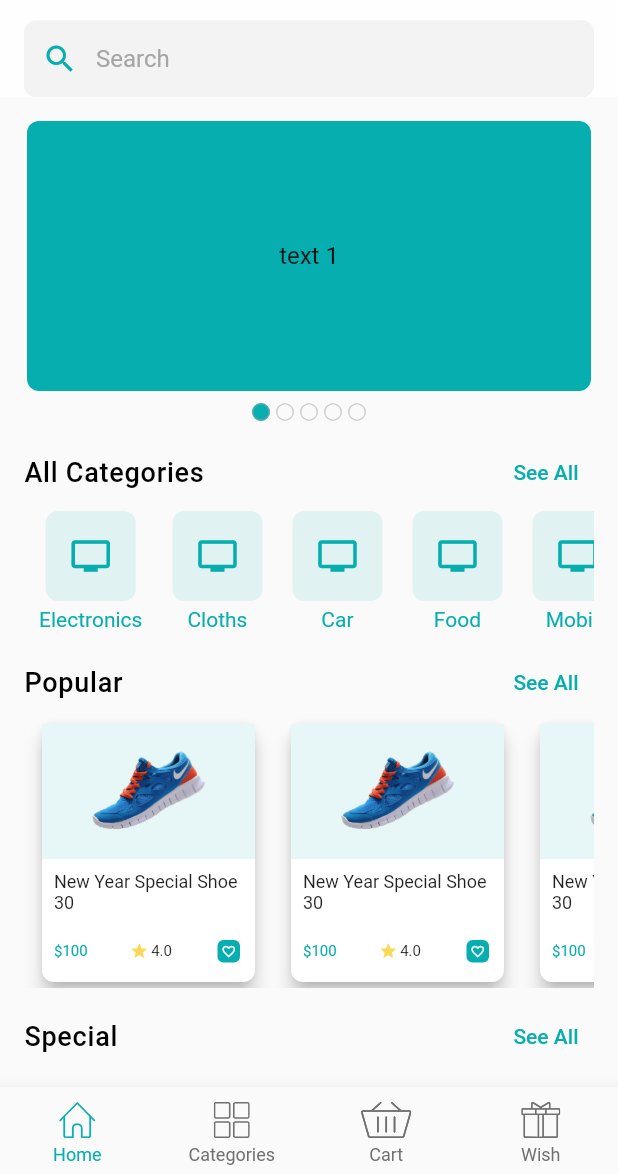
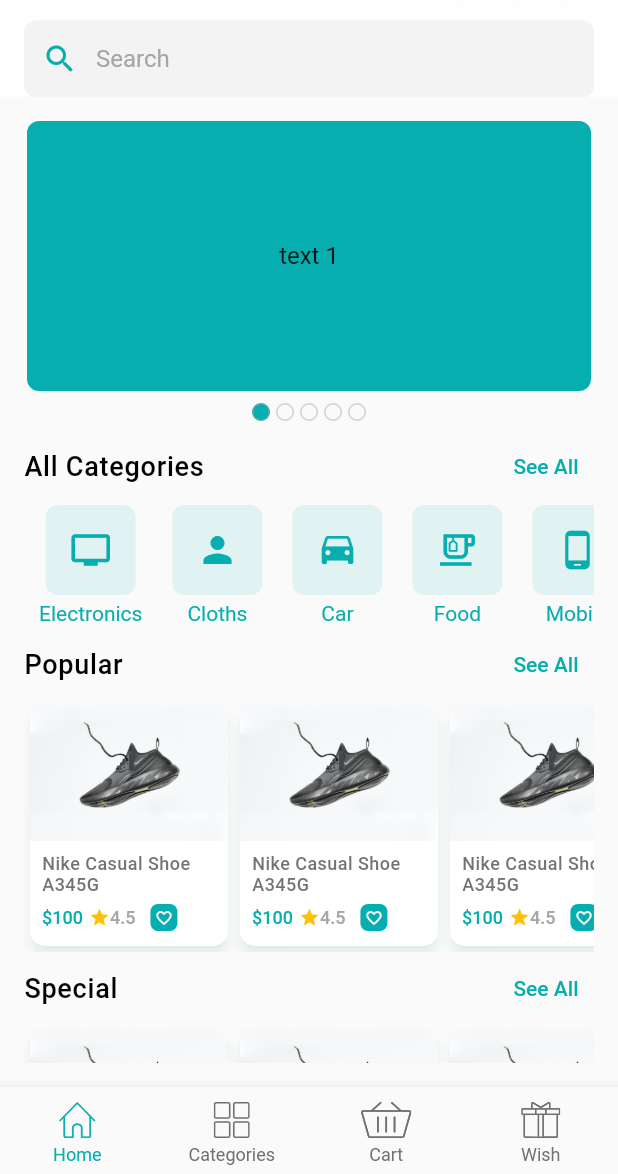
Before and after one commit to altalha201/final_ecommerce_app, a Flutter app: the screen it shows after launch, on a phone screen of 412 x 824 dp, the part 62-1236 px from its top. Run offline on Flutter 3.47's test engine with Material 2 defaults, Android fonts, the phone set to English and light mode, and no system bars; drawn by our look-alikes of carousel_slider; our stand-ins replace flutter_svg, get, pin_code_fields.

Commit message:
Design Update, state_management for bottom_nav_bar

```diff
--- a/lib/main.dart
+++ b/lib/main.dart
@@ -3,6 +3,7 @@ import 'package:flutter/services.dart';
 import 'package:get/get.dart';
 
 import 'ui/screens/splash_screen.dart';
+import 'ui/state_manager/bottom_navigation_bar_controller.dart';
 import 'ui/utils/application_colors.dart';
 
 void main() {
@@ -27,6 +28,8 @@ class CraftyBay extends StatelessWidget {
               fontWeight: FontWeight.w500,
               letterSpacing: 0.5,
             ),
+            titleSpacing: -8.0,
+            iconTheme: IconThemeData(color: appbarTextColor),
             systemOverlayStyle:
                 SystemUiOverlayStyle(statusBarColor: colorPrimary),
           ),
@@ -56,6 +59,14 @@ class CraftyBay extends StatelessWidget {
                   borderSide:
                       const BorderSide(color: colorPrimary, width: 2)))),
       home: const SplashScreen(),
+      initialBinding: GetXBindings(),
     );
   }
 }
+
+class GetXBindings extends Bindings {
+  @override
+  void dependencies() {
+    Get.put(BottomNavigationBarController());
+  }
+}
--- a/lib/ui/screens/bottom_nav_bar_screen.dart
+++ b/lib/ui/screens/bottom_nav_bar_screen.dart
@@ -1,44 +1,42 @@
 import 'package:flutter/material.dart';
 import 'package:flutter_svg/flutter_svg.dart';
+import 'package:get/get.dart';
 
+import '../state_manager/bottom_navigation_bar_controller.dart';
 import '../utils/application_colors.dart';
 import 'bottom_nav_bar_tabs/cart_tab.dart';
 import 'bottom_nav_bar_tabs/category_tab.dart';
 import 'bottom_nav_bar_tabs/home_tab.dart';
 import 'bottom_nav_bar_tabs/wish_list_tab.dart';
 
-class BottomNavBarScreen extends StatefulWidget {
+class BottomNavBarScreen extends StatelessWidget {
   const BottomNavBarScreen({Key? key}) : super(key: key);
 
-  @override
-  State<BottomNavBarScreen> createState() => _BottomNavBarScreenState();
-}
-
-class _BottomNavBarScreenState extends State<BottomNavBarScreen> {
-  var bodyWidgets = [
-    const HomeTab(),
-    const CategoryTab(),
-    const CartTab(),
-    const WishListTab()
+  final List<Widget> _bodyWidgets = const [
+    HomeTab(),
+    CategoryTab(),
+    CartTab(),
+    WishListTab(),
   ];
-
-  var currentTab = 0;
 
   @override
   Widget build(BuildContext context) {
     return Scaffold(
-      body: bodyWidgets[currentTab],
-      bottomNavigationBar: BottomNavigationBar(
-        currentIndex: currentTab,
+      body: GetBuilder<BottomNavigationBarController>(
+        builder: (controller) {
+          return _bodyWidgets[controller.selectedIndex];
+        },
+      ),
+      bottomNavigationBar: GetBuilder<BottomNavigationBarController>(
+        builder: (controller) {
+          return BottomNavigationBar(
+            currentIndex: controller.selectedIndex,
             selectedItemColor: colorPrimary,
             unselectedItemColor: iconColor,
             type: BottomNavigationBarType.fixed,
             selectedFontSize: 12,
             onTap: (value) {
-          currentTab = value;
-          if (mounted) {
-            setState(() {});
-          }
+              controller.changeIndex(value);
             },
             items: [
               BottomNavigationBarItem(
@@ -47,7 +45,7 @@ class _BottomNavBarScreenState extends State<BottomNavBarScreen> {
                   child: SvgPicture.asset(
                     "assets/icons/home.svg",
                     height: 24,
-                color: currentTab == 0 ? colorPrimary : iconColor,
+                    color: controller.selectedIndex == 0 ? colorPrimary : iconColor,
                   ),
                 ),
                 label: "Home",
@@ -58,7 +56,7 @@ class _BottomNavBarScreenState extends State<BottomNavBarScreen> {
                   child: SvgPicture.asset(
                     "assets/icons/category.svg",
                     height: 24,
-                color: currentTab == 1 ? colorPrimary : iconColor,
+                    color: controller.selectedIndex == 1 ? colorPrimary : iconColor,
                   ),
                 ),
                 label: "Categories",
@@ -69,7 +67,7 @@ class _BottomNavBarScreenState extends State<BottomNavBarScreen> {
                   child: SvgPicture.asset(
                     "assets/icons/cart.svg",
                     height: 24,
-                color: currentTab == 2 ? colorPrimary : iconColor,
+                    color: controller.selectedIndex == 2 ? colorPrimary : iconColor,
                   ),
                 ),
                 label: "Cart",
@@ -80,12 +78,14 @@ class _BottomNavBarScreenState extends State<BottomNavBarScreen> {
                   child: SvgPicture.asset(
                     "assets/icons/wish.svg",
                     height: 24,
-                color: currentTab == 3 ? colorPrimary : iconColor,
+                    color: controller.selectedIndex == 3 ? colorPrimary : iconColor,
                   ),
                 ),
                 label: "Wish",
               ),
             ],
+          );
+        },
       ),
     );
   }
--- a/lib/ui/screens/bottom_nav_bar_tabs/cart_tab.dart
+++ b/lib/ui/screens/bottom_nav_bar_tabs/cart_tab.dart
@@ -1,5 +1,8 @@
 import 'package:flutter/material.dart';
+import 'package:get/get.dart';
 
+import '../../state_manager/bottom_navigation_bar_controller.dart';
+import '../../utils/application_colors.dart';
 import '../../widgets/cart_screen_widgets/cart_item.dart';
 
 
@@ -11,9 +14,16 @@ class CartTab extends StatelessWidget {
     return Scaffold(
       appBar: AppBar(
         title: const Text("Cart"),
+        leading: IconButton(
+          splashColor: colorPrimary.withOpacity(0.1),
+          onPressed: () {
+            Get.find<BottomNavigationBarController>().backToHome();
+          },
+          icon: const Icon(Icons.arrow_back_ios),
+        ),
       ),
       body: Padding(
-        padding: const EdgeInsets.all(16.0),
+        padding: const EdgeInsets.symmetric(horizontal: 8.0, vertical: 4.0),
         child: SingleChildScrollView(
           child: Column(
             children: [
--- a/lib/ui/screens/bottom_nav_bar_tabs/category_tab.dart
+++ b/lib/ui/screens/bottom_nav_bar_tabs/category_tab.dart
@@ -1,5 +1,8 @@
 import 'package:flutter/material.dart';
+import 'package:get/get.dart';
 
+import '../../state_manager/bottom_navigation_bar_controller.dart';
+import '../../utils/application_colors.dart';
 import '../../widgets/category_item.dart';
 
 class CategoryTab extends StatelessWidget {
@@ -10,6 +13,13 @@ class CategoryTab extends StatelessWidget {
     return Scaffold(
       appBar: AppBar(
         title: const Text("Categories"),
+        leading: IconButton(
+          splashColor: colorPrimary.withOpacity(0.1),
+          onPressed: () {
+            Get.find<BottomNavigationBarController>().backToHome();
+          },
+          icon: const Icon(Icons.arrow_back_ios),
+        ),
       ),
       body: Padding(
         padding: const EdgeInsets.all(16.0),
--- a/lib/ui/screens/bottom_nav_bar_tabs/home_tab.dart
+++ b/lib/ui/screens/bottom_nav_bar_tabs/home_tab.dart
@@ -1,13 +1,12 @@
 import 'package:flutter/material.dart';
 import 'package:flutter_svg/flutter_svg.dart';
+
 import '../../widgets/category_item.dart';
-
 import '../../widgets/home_screen_widgets/appbar_icon_button.dart';
 import '../../widgets/home_screen_widgets/home_carousel_slider.dart';
 import '../../widgets/home_screen_widgets/remark_title.dart';
 import '../../widgets/home_screen_widgets/search_text_field.dart';
 import '../../widgets/product_list_item.dart';
-import '../../widgets/space.dart';
 
 class HomeTab extends StatelessWidget {
   const HomeTab({Key? key}) : super(key: key);
@@ -16,7 +15,9 @@ class HomeTab extends StatelessWidget {
   Widget build(BuildContext context) {
     return Scaffold(
       appBar: AppBar(
-        title: Row(
+        title: Padding(
+          padding: const EdgeInsets.symmetric(horizontal: 24.0),
+          child: Row(
             children: [
               SvgPicture.asset("assets/images/logo_nav.svg"),
               const Spacer(),
@@ -34,6 +35,7 @@ class HomeTab extends StatelessWidget {
               ),
             ],
           ),
+        ),
         bottom: const PreferredSize(
           preferredSize: Size(double.infinity, 50),
           child: Padding(
@@ -48,80 +50,71 @@ class HomeTab extends StatelessWidget {
           child: Column(
             children: [
               HomeCarouselSlider(),
-              verticalSpace(8.0),
               RemarkTitle(
                 label: 'All Categories',
                 onSeeAllTap: () {},
               ),
-              SizedBox(
-                height: 84,
-                child: ListView(
+              SingleChildScrollView(
                 scrollDirection: Axis.horizontal,
+                child: Row(
                   children: const [
                     CategoryItem(iconData: Icons.tv, labelString: "Electronics"),
-                    CategoryItem(iconData: Icons.tv, labelString: "Cloths"),
-                    CategoryItem(iconData: Icons.tv, labelString: "Car"),
-                    CategoryItem(iconData: Icons.tv, labelString: "Food"),
-                    CategoryItem(iconData: Icons.tv, labelString: "Mobile"),
-                    CategoryItem(iconData: Icons.tv, labelString: "Furniture"),
+                    CategoryItem(iconData: Icons.person, labelString: "Cloths"),
+                    CategoryItem(iconData: Icons.drive_eta, labelString: "Car"),
+                    CategoryItem(iconData: Icons.emoji_food_beverage_outlined, labelString: "Food"),
+                    CategoryItem(iconData: Icons.phone_android, labelString: "Mobile"),
+                    CategoryItem(iconData: Icons.bed_outlined, labelString: "Furniture"),
                   ],
                 ),
               ),
-              verticalSpace(8.0),
               RemarkTitle(
                 label: 'Popular',
                 onSeeAllTap: () {},
               ),
-              SizedBox(
-                height: 180,
-                child: ListView(
+              SingleChildScrollView(
                 scrollDirection: Axis.horizontal,
+                child: Row(
                   children: const [
                     ProductListItem(),
                     ProductListItem(),
                     ProductListItem(),
                     ProductListItem(),
-                    ProductListItem()
+                    ProductListItem(),
                   ],
                 ),
               ),
-              verticalSpace(8.0),
               RemarkTitle(
                 label: 'Special',
                 onSeeAllTap: () {},
               ),
-              SizedBox(
-                height: 180,
-                child: ListView(
+              SingleChildScrollView(
                 scrollDirection: Axis.horizontal,
+                child: Row(
                   children: const [
                     ProductListItem(),
                     ProductListItem(),
                     ProductListItem(),
                     ProductListItem(),
-                    ProductListItem()
+                    ProductListItem(),
                   ],
                 ),
               ),
-              verticalSpace(8.0),
               RemarkTitle(
                 label: 'New',
                 onSeeAllTap: () {},
               ),
-              SizedBox(
-                height: 180,
-                child: ListView(
+              SingleChildScrollView(
                 scrollDirection: Axis.horizontal,
+                child: Row(
                   children: const [
                     ProductListItem(),
                     ProductListItem(),
                     ProductListItem(),
                     ProductListItem(),
-                    ProductListItem()
+                    ProductListItem(),
                   ],
                 ),
               ),
-
             ],
           ),
         ),
--- a/lib/ui/screens/bottom_nav_bar_tabs/wish_list_tab.dart
+++ b/lib/ui/screens/bottom_nav_bar_tabs/wish_list_tab.dart
@@ -1,5 +1,8 @@
 import 'package:flutter/material.dart';
+import 'package:get/get.dart';
 
+import '../../state_manager/bottom_navigation_bar_controller.dart';
+import '../../utils/application_colors.dart';
 import '../../widgets/product_list_item.dart';
 
 class WishListTab extends StatelessWidget {
@@ -10,6 +13,13 @@ class WishListTab extends StatelessWidget {
     return Scaffold(
       appBar: AppBar(
         title: const Text("Wish List"),
+        leading: IconButton(
+          splashColor: colorPrimary.withOpacity(0.1),
+          onPressed: () {
+            Get.find<BottomNavigationBarController>().backToHome();
+          },
+          icon: const Icon(Icons.arrow_back_ios),
+        ),
       ),
       body: Padding(
         padding: const EdgeInsets.all(8.0),
--- /dev/null
+++ b/lib/ui/state_manager/bottom_navigation_bar_controller.dart
@@ -0,0 +1,17 @@
+import 'package:get/get.dart';
+
+class BottomNavigationBarController extends GetxController {
+  int _selectedIndex = 0;
+
+  int get selectedIndex => _selectedIndex;
+
+  void changeIndex(int newIndex) {
+    _selectedIndex = newIndex;
+    update();
+  }
+
+  void backToHome() {
+    _selectedIndex = 0;
+    update();
+  }
+}
--- a/lib/ui/utils/application_colors.dart
+++ b/lib/ui/utils/application_colors.dart
@@ -8,4 +8,3 @@ const Color iconColor = Color.fromRGBO(112, 112, 112, 1.0);
 const Color colorWhite = Color.fromRGBO(254, 254, 254, 1.0);
 const Color colorBlack = Color.fromRGBO(0, 0, 0, 1.0);
 const Color appbarTextColor = Color.fromRGBO(80, 80, 80, 1.0);
-const Color colorRating = Color.fromRGBO(249, 216, 88, 1.0);
--- a/lib/ui/widgets/cart_screen_widgets/cart_item.dart
+++ b/lib/ui/widgets/cart_screen_widgets/cart_item.dart
@@ -13,15 +13,15 @@ class CartItem extends StatelessWidget {
 
   @override
   Widget build(BuildContext context) {
-    return Container(
-      margin: const EdgeInsets.only(bottom: 8.0),
+    return SizedBox(
       width: double.infinity,
       height: 150,
       child: Card(
         shape: RoundedRectangleBorder(
           borderRadius: BorderRadius.circular(8.0),
         ),
-        elevation: 1,
+        elevation: 2,
+        shadowColor: colorPrimary.withOpacity(0.2),
         child: Row(
           crossAxisAlignment: CrossAxisAlignment.center,
           children: [
--- a/lib/ui/widgets/home_screen_widgets/home_carousel_slider.dart
+++ b/lib/ui/widgets/home_screen_widgets/home_carousel_slider.dart
@@ -67,6 +67,7 @@ class HomeCarouselSlider extends StatelessWidget {
             );
           },
         ),
+        verticalSpace(4.0),
       ],
     );
   }
--- a/lib/ui/widgets/product_list_item.dart
+++ b/lib/ui/widgets/product_list_item.dart
@@ -10,66 +10,90 @@ class ProductListItem extends StatelessWidget {
 
   @override
   Widget build(BuildContext context) {
-    return Padding(
-      padding: const EdgeInsets.symmetric(horizontal: 8.0),
-      child: SizedBox(
-        width: 150,
-        height: 180,
+    return SizedBox(
+      width: 140,
       child: Card(
-          elevation: 5,
+        elevation: 3,
         shape: RoundedRectangleBorder(
-            borderRadius: BorderRadius.circular(8.0),
+          borderRadius: BorderRadius.circular(10.0),
         ),
+        shadowColor: colorPrimary.withOpacity(0.2),
         child: Column(
           crossAxisAlignment: CrossAxisAlignment.start,
           children: [
-              Container(
-                color: colorSecondary,
-                width: double.infinity,
+            Image.asset(
+              'assets/images/dummy_shoe.jpg',
+              width: 132,
               height: 90,
-                child: Center(
-                  child: Padding(
-                    padding: const EdgeInsets.all(16.0),
-                    child: Image.asset("assets/images/item-demo.png"),
-                  ),
-                ),
-              ),
-              const Padding(
-                padding: EdgeInsets.symmetric(vertical: 8.0, horizontal: 8.0),
-                child: Text(
-                  "New Year Special Shoe 30",
-                  maxLines: 3,
-                  textAlign: TextAlign.start,
-                  style: TextStyle(fontSize: 12),
-                ),
+              fit: BoxFit.cover,
             ),
             Padding(
               padding: const EdgeInsets.all(8.0),
-                child: Row(
+              child: Column(
                 children: [
-                    const Text("\$100", style: TextStyle(fontSize: 10, color: colorPrimary),),
-                    const Spacer(),
-                    const Icon(Icons.star, size: 12, color: colorRating,),
-                    horizontalSpace(2.0),
-                    const Text("4.0", style: TextStyle(fontSize: 10),),
-                    const Spacer(),
+                  Text(
+                    'Nike Casual Shoe A345G',
+                    maxLines: 3,
+                    textAlign: TextAlign.start,
+                    style: TextStyle(
+                      fontSize: 12,
+                      letterSpacing: 0.3,
+                      height: 1.2,
+                      fontWeight: FontWeight.w500,
+                      color: appbarTextColor.withOpacity(0.8),
+                    ),
+                  ),
+                  verticalSpace(4.0),
+                  Row(
+                    children: [
+                      const Text(
+                        "\$100",
+                        style: TextStyle(
+                            fontSize: 12,
+                            color: colorPrimary,
+                            fontWeight: FontWeight.w500),
+                      ),
+                      horizontalSpace(4.0),
+                      Wrap(
+                        children: const [
+                          Icon(
+                            Icons.star,
+                            color: Colors.amber,
+                            size: 14,
+                          ),
+                          Text(
+                            '4.5',
+                            style: TextStyle(
+                              fontSize: 12,
+                              fontWeight: FontWeight.w500,
+                              color: colorGray,
+                            ),
+                          )
+                        ],
+                      ),
+                      horizontalSpace(8.0),
                       InkWell(
                         onTap: () {},
                         borderRadius: BorderRadius.circular(8.0),
                         child: Padding(
                           padding: const EdgeInsets.all(2.0),
                           child: Container(
-                          height: 15,
-                          width: 15,
                             decoration: BoxDecoration(
                               color: colorPrimary,
-                            borderRadius: BorderRadius.circular(4.0),
+                              borderRadius: BorderRadius.circular(5.0),
                             ),
-                          child: const Center(
-                            child: Icon(Icons.favorite_border_outlined, size: 10, color: colorWhite,),
+                            child: const Padding(
+                              padding: EdgeInsets.all(3.0),
+                              child: Icon(
+                                Icons.favorite_border_outlined,
+                                size: 12,
+                                color: colorWhite,
                               ),
                             ),
                           ),
+                        ),
+                      ),
+                    ],
                   ),
                 ],
               ),
@@ -77,7 +101,6 @@ class ProductListItem extends StatelessWidget {
           ],
         ),
       ),
-      ),
     );
   }
 }
```
Also changed, not shown: assets/images/dummy_shoe.jpg (added). Lines whose indentation alone changed are shown as unchanged.
